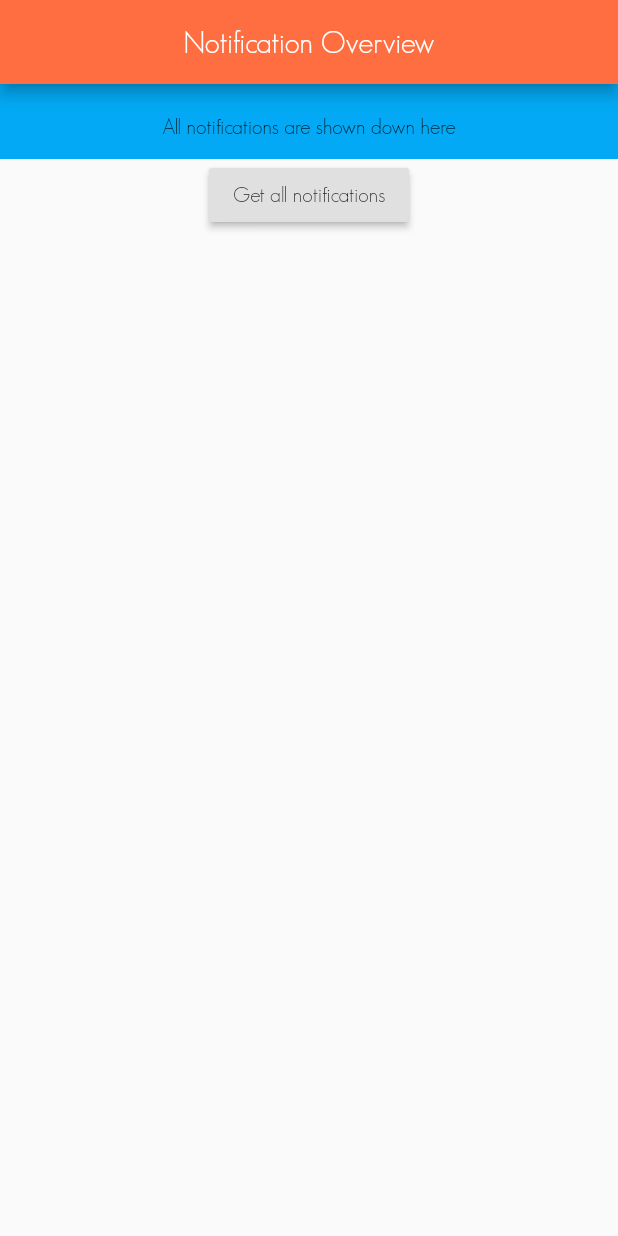
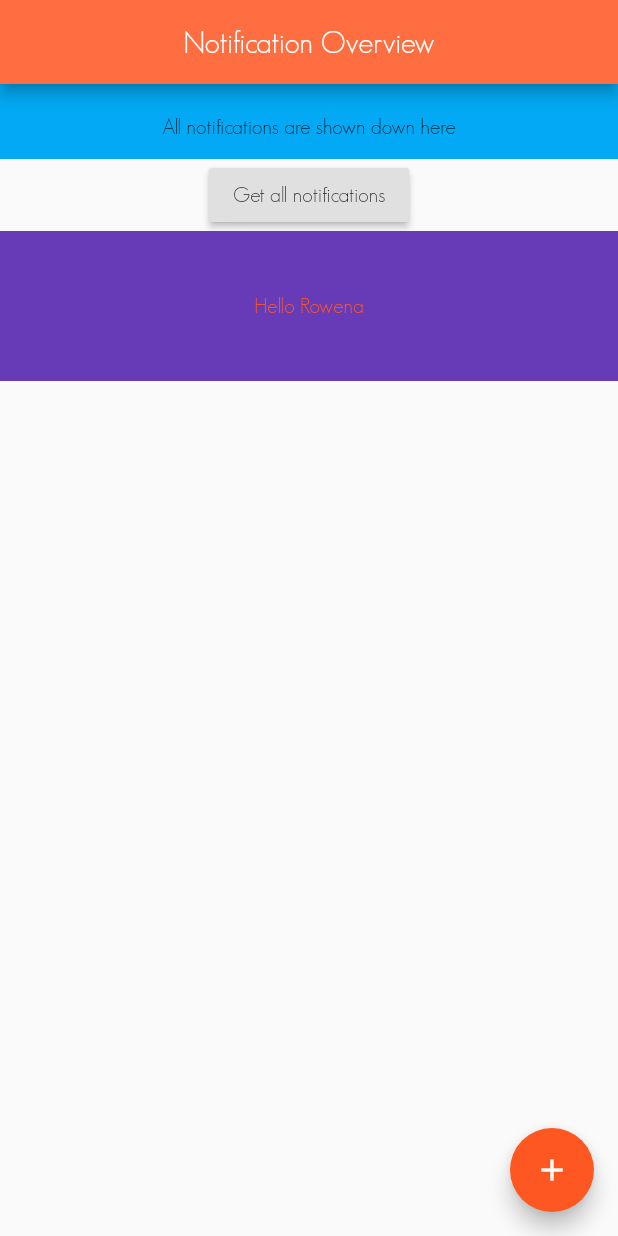
Before and after one commit to timlokers/Notification, a Flutter app: the screen it shows after launch, on a phone screen of 412 x 824 dp. Run offline on Flutter 3.47's test engine with Material 2 defaults, Android fonts, the phone set to English and light mode, and no system bars.

Commit message:
new code

```diff
--- /dev/null
+++ b/lib/Widget/notification_list_item.dart
@@ -0,0 +1,21 @@
+import 'package:flutter/material.dart';
+
+class NotificationListItem extends StatelessWidget {
+  @override
+  Widget build(BuildContext context) {
+    return Container(
+      height: 100,
+      color: Colors.deepPurple,
+      width: double.infinity,
+      child: Column(
+        mainAxisAlignment: MainAxisAlignment.center,
+        children: <Widget>[
+          Text(
+            'Hello Rowena',
+            style: TextStyle(color: Colors.deepOrange),
+          )
+        ],
+      ),
+    );
+  }
+}
--- a/lib/screens/notification_overview.dart
+++ b/lib/screens/notification_overview.dart
@@ -1,5 +1,10 @@
 import 'package:flutter/material.dart';
+
+//Controller
 import '../Controller/api_handler.dart';
+
+//Widget
+import '../Widget/notification_list_item.dart';
 
 class NotificationOverview extends StatelessWidget {
   @override
@@ -42,11 +47,15 @@ class NotificationOverview extends StatelessWidget {
 //          )
           RaisedButton(
             child: Text('Get all notifications'),
-            onPressed: () => {
-              ApiHandler().getAllNotifications()
-            },
+            onPressed: () => {ApiHandler().getAllNotifications()},
           ),
+          NotificationListItem(),
         ],
+      ),
+      floatingActionButton: FloatingActionButton(
+        onPressed: () {},
+        child: Icon(Icons.add),
+        backgroundColor: Colors.deepOrange,
       ),
     );
   }
```
